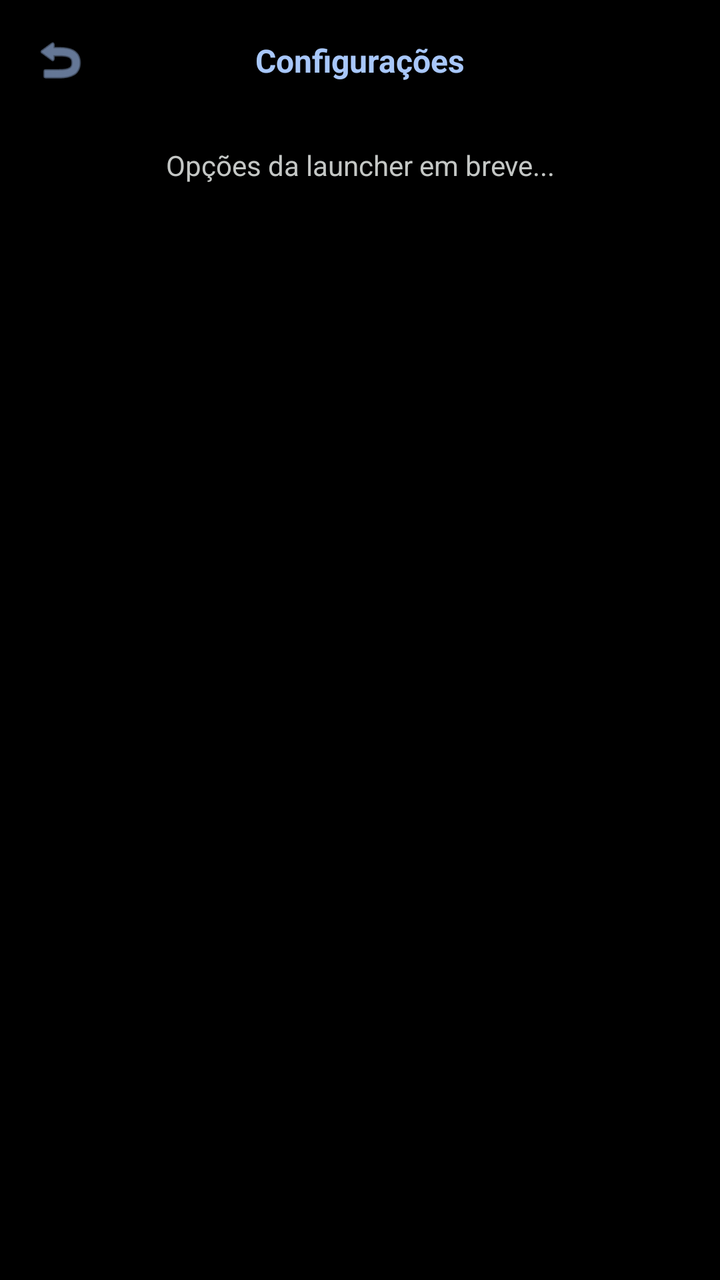
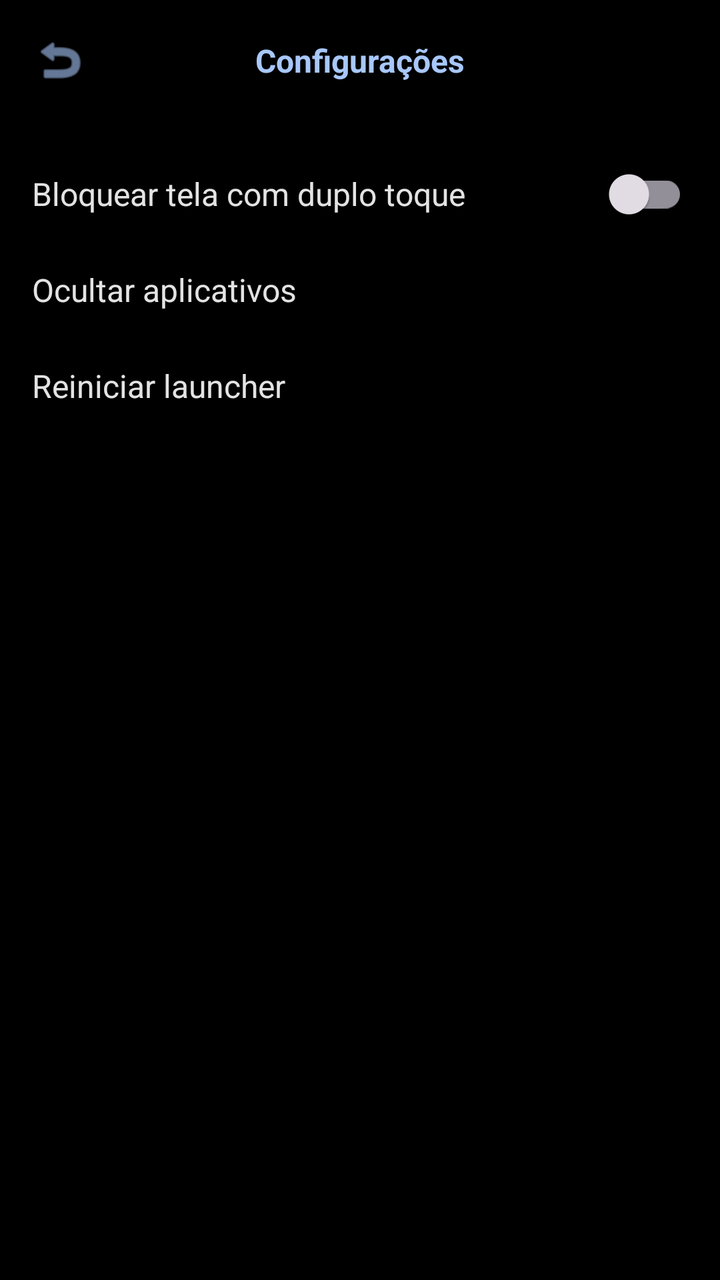

Screens rendered from an Android XML layout before and after an edit, with the pre-edit source and the edit as a unified diff.
<!-- AndroidManifest.xml: activity theme Theme.Launcher.NoActionBar -->
<!-- res/layout/activity_settings.xml -->
<?xml version="1.0" encoding="utf-8"?>
<androidx.constraintlayout.widget.ConstraintLayout xmlns:android="http://schemas.android.com/apk/res/android"
    xmlns:app="http://schemas.android.com/apk/res-auto"
    android:layout_width="match_parent"
    android:layout_height="match_parent"
    android:background="@color/black"
    android:padding="16dp"
    android:fitsSystemWindows="true">

    <ImageView
        android:id="@+id/btnSettingsBack"
        android:layout_width="28dp"
        android:layout_height="28dp"
        android:src="@android:drawable/ic_menu_revert"
        app:tint="@color/primary_expressive"
        app:layout_constraintStart_toStartOf="parent"
        app:layout_constraintTop_toTopOf="parent" />

    <TextView
        android:id="@+id/txtSettingsTitle"
        android:layout_width="wrap_content"
        android:layout_height="wrap_content"
        android:text="Configurações"
        android:textColor="@color/primary_expressive"
        android:textSize="16sp"
        android:textStyle="bold"
        app:layout_constraintBottom_toBottomOf="@+id/btnSettingsBack"
        app:layout_constraintEnd_toEndOf="parent"
        app:layout_constraintStart_toStartOf="parent"
        app:layout_constraintTop_toTopOf="@+id/btnSettingsBack" />

    <TextView
        android:layout_width="match_parent"
        android:layout_height="wrap_content"
        android:layout_marginTop="32dp"
        android:text="Opções da launcher em breve..."
        android:textColor="@color/text_secondary"
        android:gravity="center"
        app:layout_constraintTop_toBottomOf="@id/txtSettingsTitle" />

</androidx.constraintlayout.widget.ConstraintLayout>
<!-- resources referenced by this layout -->
<resources>
  <color name="black">#000000</color>
  <color name="primary_expressive">#A8C7FA</color>
  <color name="text_secondary">#C4C7C5</color>
  <style name="Theme.Launcher.NoActionBar">
          <item name="windowActionBar">false</item>
          <item name="windowNoTitle">true</item>
          <item name="android:statusBarColor">@android:color/transparent</item>
          <item name="android:windowTranslucentStatus">true</item>
          <item name="android:windowTranslucentNavigation">true</item>
      </style>
</resources>

<!-- the commit's change to res/layout/activity_settings.xml (unified diff, before → after) -->
@@ -29,13 +29,61 @@
         app:layout_constraintStart_toStartOf="parent"
         app:layout_constraintTop_toTopOf="@+id/btnSettingsBack" />
 
-    <TextView
+    
+    <LinearLayout
         android:layout_width="match_parent"
         android:layout_height="wrap_content"
         android:layout_marginTop="32dp"
-        android:text="Opções da launcher em breve..."
-        android:textColor="@color/text_secondary"
-        android:gravity="center"
-        app:layout_constraintTop_toBottomOf="@id/txtSettingsTitle" />
+        android:orientation="vertical"
+        app:layout_constraintTop_toBottomOf="@id/txtSettingsTitle">
+
+        
+        <LinearLayout
+            android:layout_width="match_parent"
+            android:layout_height="48dp"
+            android:gravity="center_vertical"
+            android:orientation="horizontal">
+
+            <TextView
+                android:layout_width="0dp"
+                android:layout_height="wrap_content"
+                android:layout_weight="1"
+                android:text="Bloquear tela com duplo toque"
+                android:textColor="@color/text_primary"
+                android:textSize="16sp" />
+
+            <androidx.appcompat.widget.SwitchCompat
+                android:id="@+id/switchDoubleTap"
+                android:layout_width="wrap_content"
+                android:layout_height="wrap_content" />
+        </LinearLayout>
+
+        
+        <TextView
+            android:id="@+id/btnHideApps"
+            android:layout_width="match_parent"
+            android:layout_height="48dp"
+            android:gravity="center_vertical"
+            android:text="Ocultar aplicativos"
+            android:textColor="@color/text_primary"
+            android:textSize="16sp"
+            android:background="?attr/selectableItemBackground"
+            android:clickable="true"
+            android:focusable="true" />
+
+        
+        <TextView
+            android:id="@+id/btnRestartLauncher"
+            android:layout_width="match_parent"
+            android:layout_height="48dp"
+            android:gravity="center_vertical"
+            android:text="Reiniciar launcher"
+            android:textColor="@color/text_primary"
+            android:textSize="16sp"
+            android:background="?attr/selectableItemBackground"
+            android:clickable="true"
+            android:focusable="true" />
+
+    </LinearLayout>
 
 </androidx.constraintlayout.widget.ConstraintLayout>
<!-- resource entries referenced after the edit -->
@@ -2,7 +2,7 @@
 <resources>
   <color name="black">#000000</color>
   <color name="primary_expressive">#A8C7FA</color>
-  <color name="text_secondary">#C4C7C5</color>
+  <color name="text_primary">#E3E3E3</color>
   <style name="Theme.Launcher.NoActionBar">
           <item name="windowActionBar">false</item>
           <item name="windowNoTitle">true</item>
